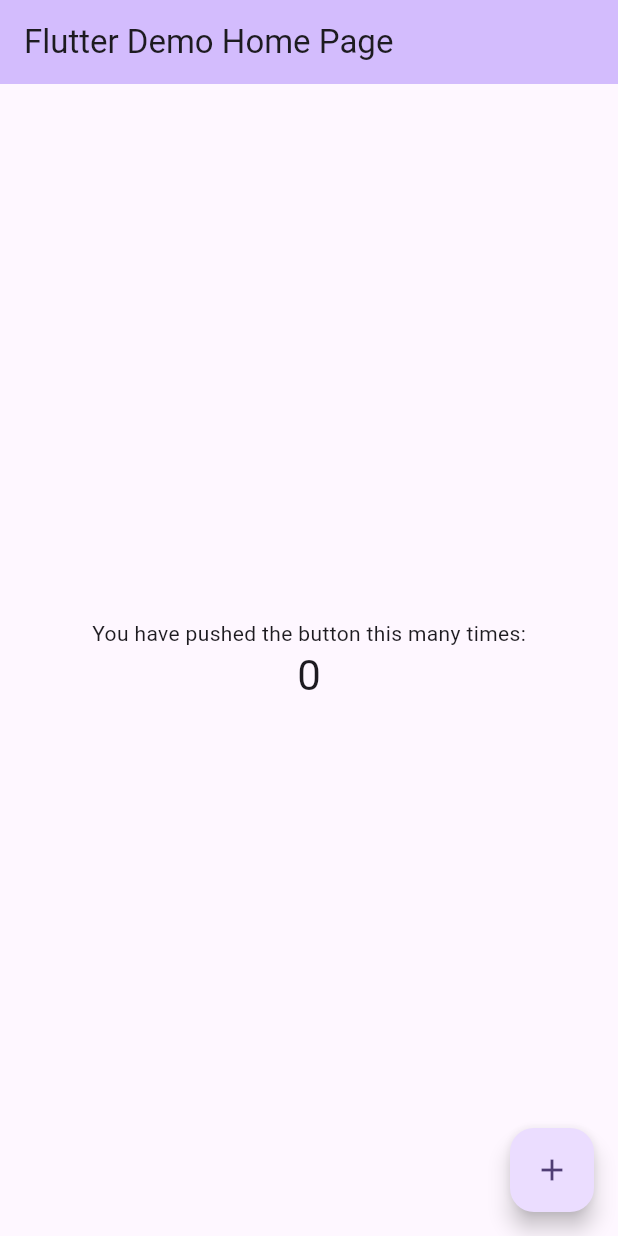
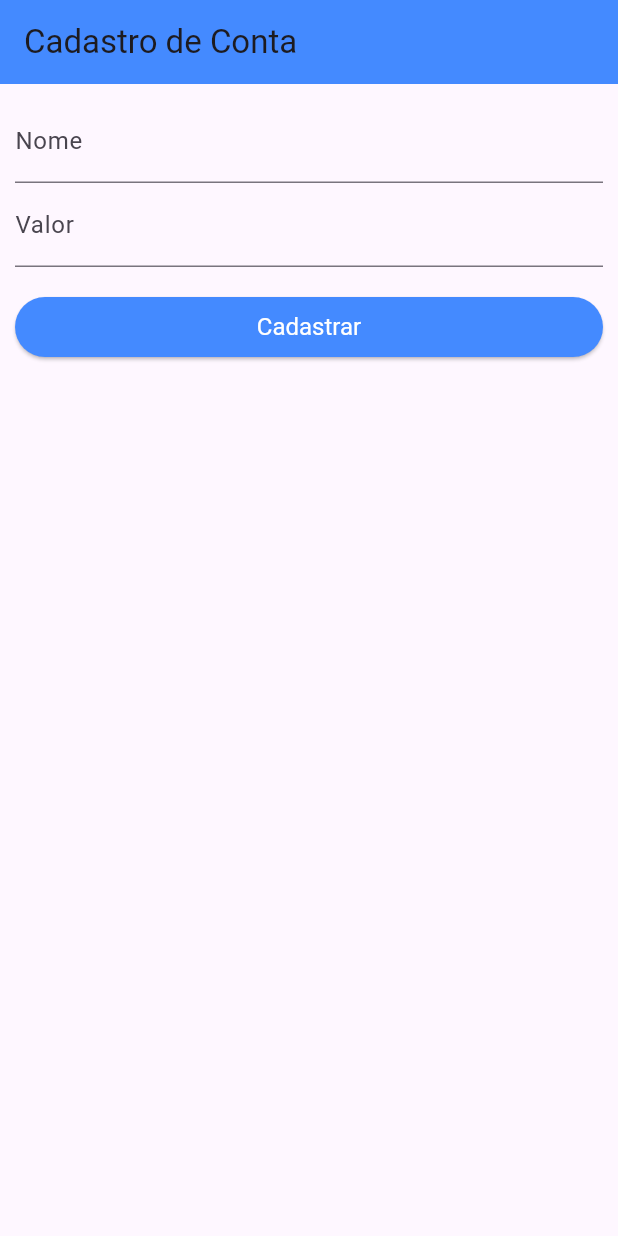
Before and after one commit to alan-saar/app_financas_ui, a Flutter app: the screen it shows after launch, on a phone screen of 412 x 824 dp. Run offline on Flutter 3.47's test engine with Material 3 defaults, Android fonts, the phone set to English and light mode, and no system bars.

Commit message:
Tela de cadastro de conta

```diff
--- a/lib/main.dart
+++ b/lib/main.dart
@@ -1,125 +1,16 @@
+import 'package:app_financas_ui/screens/cadastrar_conta/cadastrar_conta_screen.dart';
 import 'package:flutter/material.dart';
 
-void main() {
-  runApp(const MyApp());
-}
+void main() => runApp(const Main());
 
-class MyApp extends StatelessWidget {
-  const MyApp({super.key});
+class Main extends StatelessWidget {
+  const Main({super.key});
 
-  // This widget is the root of your application.
   @override
   Widget build(BuildContext context) {
     return MaterialApp(
-      title: 'Flutter Demo',
-      theme: ThemeData(
-        // This is the theme of your application.
-        //
-        // TRY THIS: Try running your application with "flutter run". You'll see
-        // the application has a purple toolbar. Then, without quitting the app,
-        // try changing the seedColor in the colorScheme below to Colors.green
-        // and then invoke "hot reload" (save your changes or press the "hot
-        // reload" button in a Flutter-supported IDE, or press "r" if you used
-        // the command line to start the app).
-        //
-        // Notice that the counter didn't reset back to zero; the application
-        // state is not lost during the reload. To reset the state, use hot
-        // restart instead.
-        //
-        // This works for code too, not just values: Most code changes can be
-        // tested with just a hot reload.
-        colorScheme: ColorScheme.fromSeed(seedColor: Colors.deepPurple),
-        useMaterial3: true,
-      ),
-      home: const MyHomePage(title: 'Flutter Demo Home Page'),
+      debugShowCheckedModeBanner: true,
+      home: CadastroContaScreen(),
     );
   }
 }
-
-class MyHomePage extends StatefulWidget {
-  const MyHomePage({super.key, required this.title});
-
-  // This widget is the home page of your application. It is stateful, meaning
-  // that it has a State object (defined below) that contains fields that affect
-  // how it looks.
-
-  // This class is the configuration for the state. It holds the values (in this
-  // case the title) provided by the parent (in this case the App widget) and
-  // used by the build method of the State. Fields in a Widget subclass are
-  // always marked "final".
-
-  final String title;
-
-  @override
-  State<MyHomePage> createState() => _MyHomePageState();
-}
-
-class _MyHomePageState extends State<MyHomePage> {
-  int _counter = 0;
-
-  void _incrementCounter() {
-    setState(() {
-      // This call to setState tells the Flutter framework that something has
-      // changed in this State, which causes it to rerun the build method below
-      // so that the display can reflect the updated values. If we changed
-      // _counter without calling setState(), then the build method would not be
-      // called again, and so nothing would appear to happen.
-      _counter++;
-    });
-  }
-
-  @override
-  Widget build(BuildContext context) {
-    // This method is rerun every time setState is called, for instance as done
-    // by the _incrementCounter method above.
-    //
-    // The Flutter framework has been optimized to make rerunning build methods
-    // fast, so that you can just rebuild anything that needs updating rather
-    // than having to individually change instances of widgets.
-    return Scaffold(
-      appBar: AppBar(
-        // TRY THIS: Try changing the color here to a specific color (to
-        // Colors.amber, perhaps?) and trigger a hot reload to see the AppBar
-        // change color while the other colors stay the same.
-        backgroundColor: Theme.of(context).colorScheme.inversePrimary,
-        // Here we take the value from the MyHomePage object that was created by
-        // the App.build method, and use it to set our appbar title.
-        title: Text(widget.title),
-      ),
-      body: Center(
-        // Center is a layout widget. It takes a single child and positions it
-        // in the middle of the parent.
-        child: Column(
-          // Column is also a layout widget. It takes a list of children and
-          // arranges them vertically. By default, it sizes itself to fit its
-          // children horizontally, and tries to be as tall as its parent.
-          //
-          // Column has various properties to control how it sizes itself and
-          // how it positions its children. Here we use mainAxisAlignment to
-          // center the children vertically; the main axis here is the vertical
-          // axis because Columns are vertical (the cross axis would be
-          // horizontal).
-          //
-          // TRY THIS: Invoke "debug painting" (choose the "Toggle Debug Paint"
-          // action in the IDE, or press "p" in the console), to see the
-          // wireframe for each widget.
-          mainAxisAlignment: MainAxisAlignment.center,
-          children: <Widget>[
-            const Text(
-              'You have pushed the button this many times:',
-            ),
-            Text(
-              '$_counter',
-              style: Theme.of(context).textTheme.headlineMedium,
-            ),
-          ],
-        ),
-      ),
-      floatingActionButton: FloatingActionButton(
-        onPressed: _incrementCounter,
-        tooltip: 'Increment',
-        child: const Icon(Icons.add),
-      ), // This trailing comma makes auto-formatting nicer for build methods.
-    );
-  }
-}
--- /dev/null
+++ b/lib/screens/cadastrar_conta/cadastrar_conta_screen.dart
@@ -0,0 +1,67 @@
+import 'package:flutter/material.dart';
+
+class CadastroContaScreen extends StatelessWidget {
+
+  final _nomeController = TextEditingController();
+  final _valorController = TextEditingController();
+
+  CadastroContaScreen({super.key});
+
+  @override
+  Widget build(BuildContext context) {
+
+    final ButtonStyle style =
+        ElevatedButton.styleFrom(textStyle: const TextStyle(fontSize: 16), backgroundColor: Colors.blueAccent);
+
+    return Scaffold(
+      appBar: AppBar(
+        title: const Text("Cadastro de Conta"),
+        backgroundColor: Colors.blueAccent,
+      ),
+      body: SingleChildScrollView(
+        child: Padding(
+          // seta um espaçamento top/left/right/bottom de 10
+          padding: const EdgeInsets.all(10),
+          child: Form(
+            child: Column(
+              crossAxisAlignment: CrossAxisAlignment.start,
+              children: [
+                TextFormField(
+                  controller: _nomeController,
+                  keyboardType: TextInputType.text,
+                  // label
+                  decoration: const InputDecoration(labelText: "Nome")
+                ),
+                TextFormField(
+                  controller: _valorController,
+                  keyboardType: TextInputType.number,
+                  decoration: const InputDecoration(labelText: "Valor"),
+                ),
+                Padding(
+                  padding: const EdgeInsets.only(top: 20, bottom: 20),
+                  child: Container(
+                    height: 40,
+                    width: double.infinity,
+                    child: ElevatedButton(
+                      style: style,
+                      onPressed: (){
+                        print(_valorController.text);
+                      },
+                      child: const Text(
+                        'Cadastrar',
+                         style: TextStyle(
+                           color: Colors.white,
+                           fontSize: 16
+                         ),
+                      )
+                    )
+                  )
+                )
+              ],
+            )
+          )
+        )
+      )
+    );
+  }
+}
```
Also changed, not shown: 1 other file.
